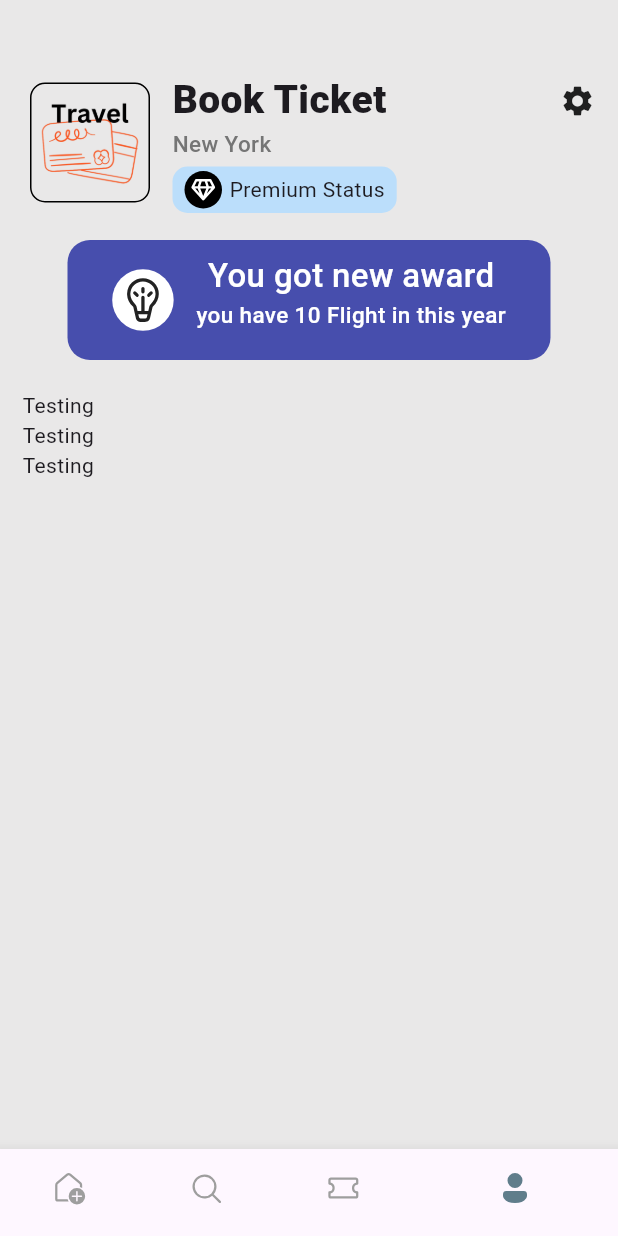
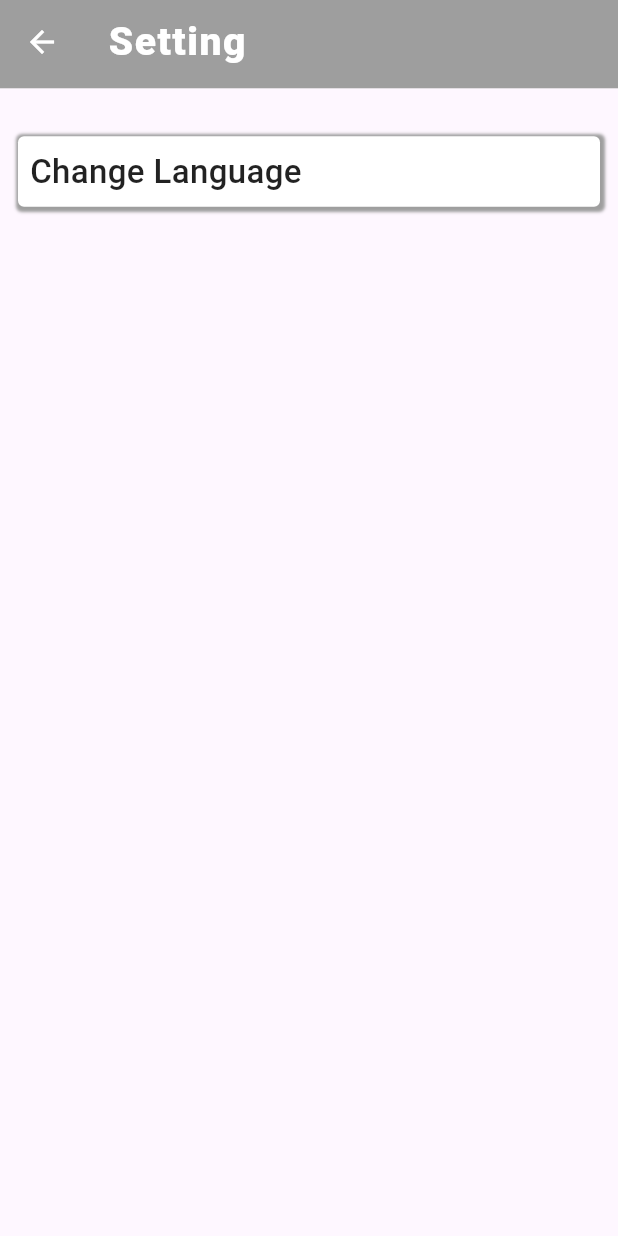
Before and after one commit to Jjphuan/Flutter-ticket_app, a Flutter app: the screen it shows after launch, item 4 of the bottom bar chosen, after a tap on the "settings" icon, on a phone screen of 412 x 824 dp. Run offline on Flutter 3.47's test engine with Material 3 defaults, Android fonts, the phone set to English and light mode, and no system bars; our stand-ins replace barcode_widget, fluentui_icons, flutter_i18n, get, go_router, shared_preferences; missing offline and left inert: barcode; generated files the repository leaves out were written again.

Commit message:
update language_localization

```diff
--- a/lib/base/bottom_nav_bar.dart
+++ b/lib/base/bottom_nav_bar.dart
@@ -7,8 +7,8 @@ import 'package:ticket_app/screens/search/search_screen.dart';
 import 'package:ticket_app/screens/ticket/ticket_screen.dart';
 import 'package:get/get.dart';
 
-class ButtomNavBar extends StatelessWidget {
-  ButtomNavBar({super.key});
+class BottomNavBar extends StatelessWidget {
+  BottomNavBar({super.key});
 
   final appScreen = [
     const HomeScreen(),
--- a/lib/l10n/app_en.arb
+++ b/lib/l10n/app_en.arb
@@ -18,6 +18,11 @@
   "ticket": "Ticket",
   "history": "History",
   "your_new_award": "You got new award",
-  "check_discount": "Check discount"
+  "check_discount": "Check discount",
+  "setting": "Setting",
+  "change_language": "Change Language",
+
+  "chinese": "Chinese",
+  "english": "English"
 
 }
--- a/lib/l10n/app_zh.arb
+++ b/lib/l10n/app_zh.arb
@@ -18,5 +18,10 @@
   "ticket": "机票",
   "history": "购票历史",
   "your_new_award": "你有新的奖励",
-  "check_discount": "查看折扣"
+  "check_discount": "查看折扣",
+  "setting": "设置",
+  "change_language": "更换语言",
+
+  "chinese": "中文",
+  "english": "英文"
 }
--- a/lib/main.dart
+++ b/lib/main.dart
@@ -2,6 +2,7 @@ import 'package:flutter/material.dart';
 import 'package:flutter_i18n/flutter_i18n.dart';
 import 'package:get/get.dart';
 import 'package:ticket_app/base/bottom_nav_bar.dart';
+import 'package:ticket_app/router/router.dart';
 import 'package:ticket_app/screens/home/all_hotel.dart';
 import 'package:ticket_app/screens/home/all_ticket.dart';
 import 'package:ticket_app/screens/home/widgets/hotel_detail.dart';
@@ -29,19 +30,13 @@ class MyApp extends StatelessWidget {
       value: localeProvider,
       child: Consumer<LocaleProvider>(
         builder: (context, provider, child) {
-          return MaterialApp(
+          return MaterialApp.router(
             onGenerateTitle: (context) => AppLocalizations.of(context)!.appTitle,
             localizationsDelegates: AppLocalizations.localizationsDelegates,
             supportedLocales: AppLocalizations.supportedLocales,
             locale: provider.locale,
             debugShowCheckedModeBanner: false,
-            routes: {
-              '/': (context) => ButtomNavBar(),
-              'all_tickets': (context) => const AllTickets(),
-              'ticket_screen': (context) => const TicketScreen(),
-              'all_hotels': (context) => const AllHotel(),
-              'hotel_details': (context) => const HotelDetail(),
-            },
+            routerConfig: router,
           );
         },
       ),
--- /dev/null
+++ b/lib/router/router.dart
@@ -0,0 +1,52 @@
+import 'package:go_router/go_router.dart';
+import 'package:ticket_app/base/bottom_nav_bar.dart';
+import 'package:ticket_app/screens/home/all_hotel.dart';
+import 'package:ticket_app/screens/home/all_ticket.dart';
+import 'package:ticket_app/screens/home/setting/change_language.dart';
+import 'package:ticket_app/screens/home/setting/setting.dart';
+import 'package:ticket_app/screens/home/widgets/hotel_detail.dart';
+import 'package:ticket_app/screens/profile/profile_screen.dart';
+import 'package:ticket_app/screens/ticket/ticket_screen.dart';
+
+final GoRouter router = GoRouter(
+    routes: [
+      GoRoute(
+          path: '/',
+          builder: (context,state) => BottomNavBar(),
+          routes: [
+                GoRoute(
+                    path: '/all_tickets',
+                    builder: (context,state) => const AllTickets()
+                ),
+                GoRoute(
+                    path: '/ticket_screen',
+                    builder: (context,state) => const TicketScreen()
+                ),
+                GoRoute(
+                    path: '/all_hotels',
+                    builder: (context,state) => const AllHotel()
+                ),
+                GoRoute(
+                    path: '/hotel_details',
+                    builder: (context,state) => const HotelDetail()
+                ),
+          ]
+      ),
+      GoRoute(
+          path: '/profile',
+          builder: (context,state) => const ProfileScreen(),
+          routes: [
+                GoRoute(
+                    path: '/setting',
+                    builder: (context,state) => const Setting(),
+                    routes: [
+                      GoRoute(
+                          path: '/change_language',
+                          builder: (context,state) => const ChangeLanguage()
+                      )
+                    ]
+                )
+          ]
+      )
+    ]
+);
--- /dev/null
+++ b/lib/screens/home/setting/setting.dart
@@ -0,0 +1,71 @@
+import 'package:flutter/material.dart';
+import 'package:flutter_gen/gen_l10n/app_localization.dart';
+import 'package:go_router/go_router.dart';
+import 'package:ticket_app/base/res/Style/app_style.dart';
+
+class Setting extends StatefulWidget {
+  const Setting({super.key});
+
+  @override
+  State<Setting> createState() => _SettingState();
+}
+
+class _SettingState extends State<Setting> {
+  @override
+  Widget build(BuildContext context) {
+    return Scaffold(
+      appBar: PreferredSize(
+          preferredSize: Size.fromHeight(MediaQuery.of(context).size.height / 14),
+          child: AppBar(
+            iconTheme: const IconThemeData(color: Colors.white),
+            backgroundColor: Colors.grey,
+            title: Text(
+              AppLocalizations.of(context)!.setting,
+              style: AppStyle.headTextBig.copyWith(
+                color: Colors.white,
+                letterSpacing: 1
+              ),
+            ),
+          )
+      ),
+      body: SingleChildScrollView(
+        child: Column(
+          children: [
+            const SizedBox(height: 20),
+            ...List.generate(
+                1, (index){
+                  return GestureDetector(
+                    onTap: (){
+                      context.go('/profile/setting/change_language');
+                    },
+                    child: Container(
+                      width: double.infinity,
+                      margin: const EdgeInsets.all(12),
+                      padding: const EdgeInsets.all(8),
+                      decoration: BoxDecoration(
+                        color: Colors.white,
+                        borderRadius: BorderRadius.circular(4),
+                        boxShadow: [
+                          BoxShadow(
+                            color: Colors.grey,
+                            spreadRadius: 2,
+                            blurRadius: 1,
+                            offset: Offset(1, 1), // changes position of shadow
+                          ),
+                        ],
+                      ),
+                      child: Text(
+                        AppLocalizations.of(context)!.change_language,
+                        style: AppStyle.headTextSmall,
+                      )
+                    ),
+                  );
+              }
+            ),
+            const SizedBox(height: 20),
+          ],
+        ),
+      ),
+    );
+  }
+}
--- a/lib/screens/profile/profile_screen.dart
+++ b/lib/screens/profile/profile_screen.dart
@@ -1,5 +1,6 @@
 import 'package:fluentui_icons/fluentui_icons.dart';
 import 'package:flutter/material.dart';
+import 'package:go_router/go_router.dart';
 import 'package:ticket_app/base/res/Style/app_style.dart';
 import 'package:ticket_app/base/res/media.dart';
 import 'package:flutter_gen/gen_l10n/app_localization.dart';
@@ -75,9 +76,9 @@ class ProfileScreen extends StatelessWidget {
                 padding: const EdgeInsets.only(top: 10.0),
                 child: InkWell(
                     onTap: (){
-
+                      context.go('/profile/setting');
                     },
-                    child: Icon(Icons.settings)
+                    child: const Icon(Icons.settings)
                 ),
               )
             ],
--- a/pubspec.yaml
+++ b/pubspec.yaml
@@ -45,7 +45,7 @@ dependencies:
   intl: any
   provider: ^6.1.5
   shared_preferences: ^2.5.3
-  go_router: ^15.1.1
+  go_router: ^15.1.2
 
 dev_dependencies:
   flutter_test:
```
Also changed, not shown: lib/screens/home/setting/change_language.dart (added, +101 -0 lines), lib/screens/ticket/ticket_screen.dart (+5 -5 lines), pubspec.lock, 4 other files.
